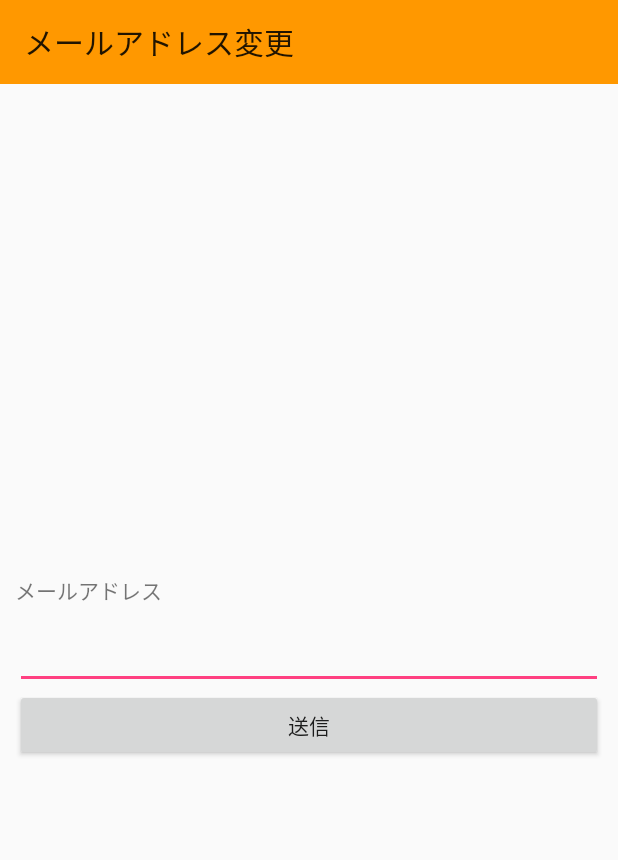
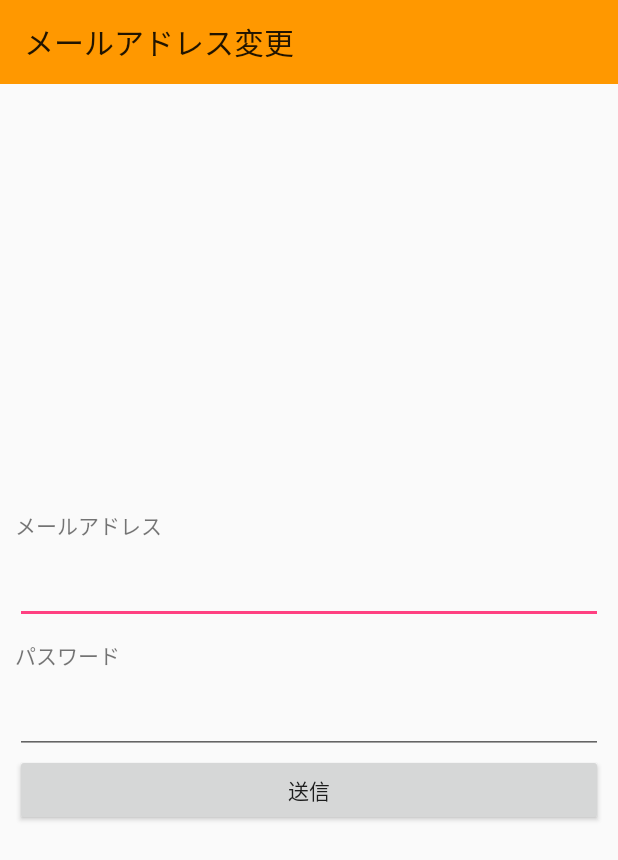
Before and after one commit to kazudmb/StampCard, an Android app: the ChangeEmailActivity screen opened directly, with no data from a screen before it, on a phone screen of 412 x 824 dp. Shown: the top 860 px of the screen. Run offline under Robolectric (Android 15) with nearby library versions, the phone set to English and light mode, and no system bars; our stand-ins replace Firebase (no records; nobody signed in at launch, a user with empty details on screens opened directly).

Commit message:
fix layout

```diff
--- a/app/src/main/res/layout/activity_change_email.xml
+++ b/app/src/main/res/layout/activity_change_email.xml
@@ -35,6 +35,18 @@
                 android:layout_width="match_parent"
                 android:layout_height="wrap_content"/>
 
+        <TextView
+                android:layout_width="wrap_content"
+                android:layout_height="wrap_content"
+                android:layout_marginTop="10dp"
+                android:layout_marginBottom="10dp"
+                android:text="パスワード"/>
+
+        <EditText
+                android:id="@+id/field_password"
+                android:layout_width="match_parent"
+                android:layout_height="wrap_content"/>
+
         <Button
                 android:id="@+id/change_email_button"
                 android:layout_width="match_parent"
```
